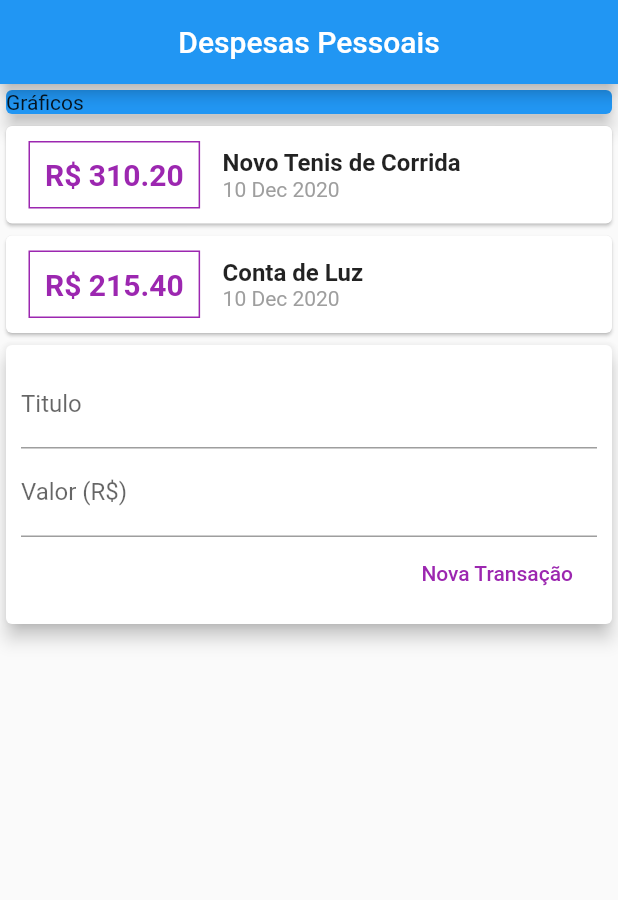
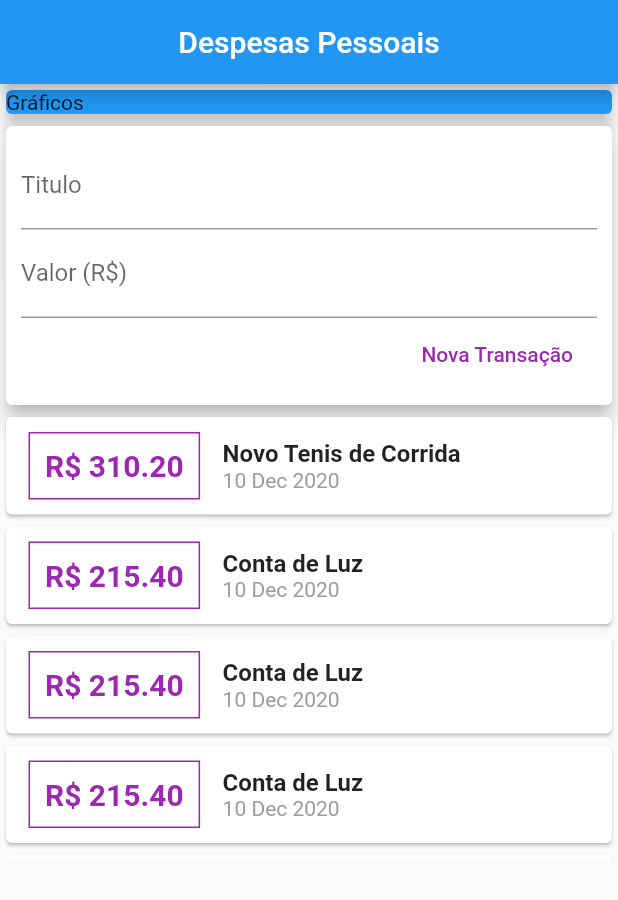
Before and after one commit to gblnovaes/expenses_flutter_app, a Flutter app: the screen it shows after launch, on a phone screen of 412 x 824 dp. Shown: the top 900 px of the screen. Run offline on Flutter 3.47's test engine with Material 2 defaults, Android fonts, the phone set to English and light mode, and no system bars.

Commit message:
refatorado listagem de transacoes

```diff
--- a/lib/components/transaction_list.dart
+++ b/lib/components/transaction_list.dart
@@ -10,8 +10,11 @@ class TransactionList extends StatelessWidget {
   @override
   Widget build(BuildContext context) {
     return Container(
-      child: Column(
-        children: transactions.map((tr) {
+        height: 300,
+        child: ListView.builder(
+          itemCount: transactions.length,
+          itemBuilder: (context, index) {
+            final tr = transactions[index];
             return Card(
               child: Row(
                 children: [
@@ -53,8 +56,7 @@ class TransactionList extends StatelessWidget {
                 ],
               ),
             );
-        }).toList(),
-      ),
-    );
+          },
+        ));
   }
 }
--- a/lib/components/transaction_user.dart
+++ b/lib/components/transaction_user.dart
@@ -26,6 +26,42 @@ class _TransactionUserState extends State<TransactionUser> {
       value: 215.40,
       date: DateTime.now(),
     ),
+    Transaction(
+      id: 't2',
+      title: 'Conta de Luz',
+      value: 215.40,
+      date: DateTime.now(),
+    ),
+    Transaction(
+      id: 't2',
+      title: 'Conta de Luz',
+      value: 215.40,
+      date: DateTime.now(),
+    ),
+    Transaction(
+      id: 't2',
+      title: 'Conta de Luz',
+      value: 215.40,
+      date: DateTime.now(),
+    ),
+    Transaction(
+      id: 't2',
+      title: 'Conta de Luz',
+      value: 215.40,
+      date: DateTime.now(),
+    ),
+    Transaction(
+      id: 't2',
+      title: 'Conta de Luz',
+      value: 215.40,
+      date: DateTime.now(),
+    ),
+    Transaction(
+      id: 't2',
+      title: 'Conta de Luz',
+      value: 215.40,
+      date: DateTime.now(),
+    ),
   ];
 
   _addTransaction(String title, double value) {
@@ -44,10 +80,10 @@ class _TransactionUserState extends State<TransactionUser> {
     return Container(
       child: Column(
         children: [
+          TransactionForm(_addTransaction),
           TransactionList(
             transactions: _transactions,
           ),
-          TransactionForm(_addTransaction),
         ],
       ),
     );
--- a/lib/main.dart
+++ b/lib/main.dart
@@ -13,7 +13,8 @@ class ExpensesApp extends StatelessWidget {
           centerTitle: true,
           title: Text("Despesas Pessoais"),
         ),
-        body: Column(
+        body: SingleChildScrollView(
+          child: Column(
             crossAxisAlignment: CrossAxisAlignment.stretch,
             children: [
               Container(
@@ -26,6 +27,7 @@ class ExpensesApp extends StatelessWidget {
               ),
               TransactionUser()
             ],
+          ),
         ));
   }
 }
```
Lines whose indentation alone changed are shown as unchanged.
